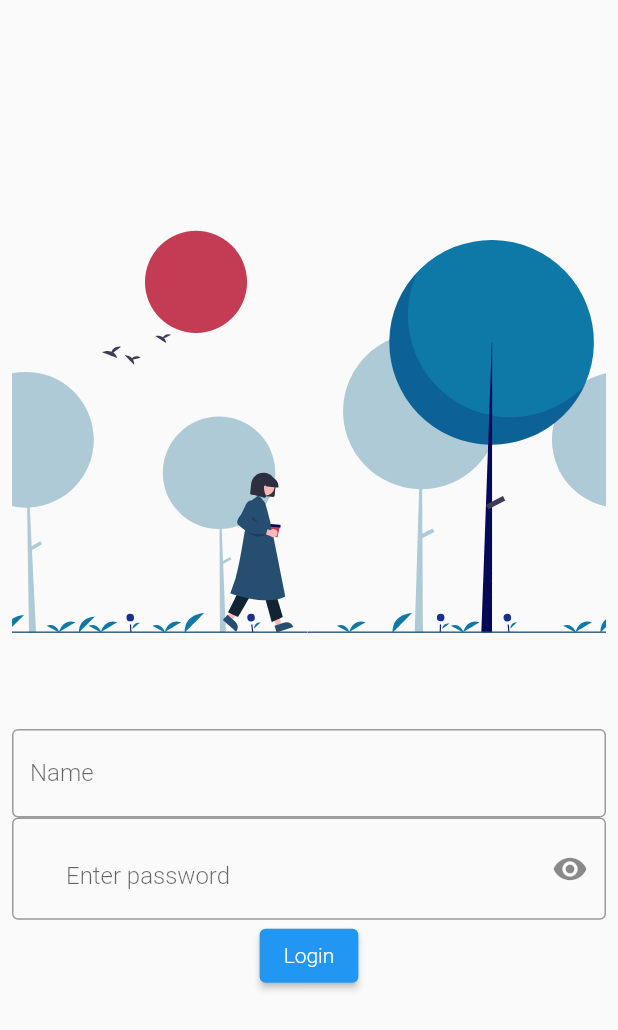
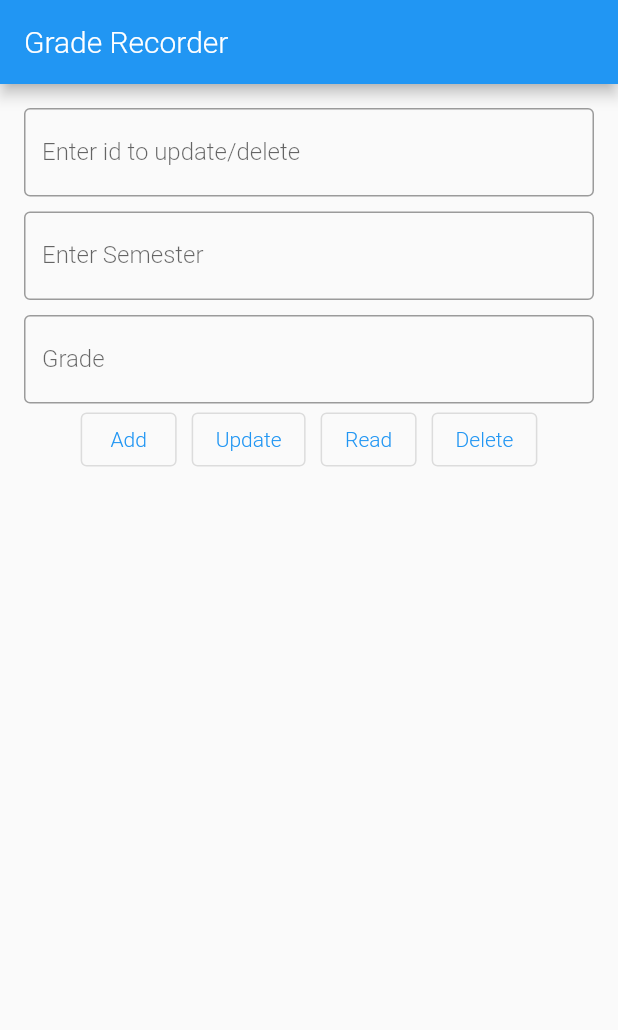
Before and after one commit to sanamdongol/ncit_flutter_I_2022, a Flutter app: the screen it shows after launch, on a phone screen of 412 x 824 dp. Shown: the top 1030 px of the screen. Run offline on Flutter 3.47's test engine with Material 2 defaults, Android fonts, the phone set to English and light mode, and no system bars; our stand-ins replace lottie, sqflite; accounts and stored records are empty.

Commit message:
Db setup WIP

```diff
--- /dev/null
+++ b/lib/dbhelper.dart
@@ -0,0 +1,24 @@
+import 'dart:io';
+
+import 'package:path/path.dart';
+import 'package:path_provider/path_provider.dart';
+import 'package:sqflite/sqflite.dart';
+import 'package:sqflite/sqlite_api.dart';
+
+class DbHelper {
+  //Create instance, singleton
+  DbHelper._privateConstructor();
+
+  DbHelper instance = DbHelper._privateConstructor();
+
+  //initialize database
+  Database _database;
+
+  Future<Database> get database => _database ??= _initializeDatabase();
+
+  _initializeDatabase() async {
+    Directory directory = await getApplicationDocumentsDirectory();
+    String path = join(directory.path, "semesterdb");
+    openDatabase(path, version: 1, onCreate: _onCreate);
+  }
+}
--- /dev/null
+++ b/lib/grade.dart
@@ -0,0 +1,7 @@
+class Grade {
+  int id;
+  String semester;
+  String grade;
+
+  Grade(this.id, this.semester, this.grade);
+}
--- /dev/null
+++ b/lib/grade_record.dart
@@ -0,0 +1,92 @@
+import 'package:flutter/material.dart';
+
+class GradeRecord extends StatefulWidget {
+  const GradeRecord({Key? key}) : super(key: key);
+
+  @override
+  State<GradeRecord> createState() => _GradeRecordState();
+}
+
+class _GradeRecordState extends State<GradeRecord> {
+  @override
+  Widget build(BuildContext context) {
+    return Scaffold(
+      appBar: AppBar(
+        title: Text('Grade Recorder'),
+      ),
+      body: SafeArea(
+        child: Padding(
+          padding: const EdgeInsets.all(16.0),
+          child: Column(
+            children: [
+              TextFormField(
+                keyboardType: TextInputType.number,
+                decoration: InputDecoration(
+                    hintText: 'Enter id to update/delete',
+                    border: OutlineInputBorder(),
+                    labelText: 'Enter id to update/delete'),
+              ),
+              SizedBox(height: 10),
+              TextFormField(
+                keyboardType: TextInputType.text,
+                decoration: InputDecoration(
+                    hintText: 'Enter Semester',
+                    border: OutlineInputBorder(),
+                    labelText: 'Enter Semester'),
+              ),
+              SizedBox(height: 10),
+              TextFormField(
+                keyboardType: TextInputType.text,
+                decoration: InputDecoration(
+                    hintText: 'Enter Grade',
+                    border: OutlineInputBorder(),
+                    labelText: 'Grade'),
+              ),
+              Wrap(
+                spacing: 10,
+                children: [
+                  OutlinedButton(
+                      onPressed: () {
+                        addGrade();
+                      },
+                      child: Text('Add')),
+                  OutlinedButton(
+                      onPressed: () {
+                        updateGrade();
+                      },
+                      child: Text('Update')),
+                  OutlinedButton(
+                      onPressed: () {
+                        readAllGrades();
+                      },
+                      child: Text('Read')),
+                  OutlinedButton(
+                      onPressed: () {
+                        deleteGrade();
+                      },
+                      child: Text('Delete')),
+                ],
+              ),
+            ],
+          ),
+        ),
+      ),
+    );
+  }
+
+  void addGrade() {
+    print('Add grade');
+  }
+
+  void updateGrade() {
+    print('Update grade');
+  }
+
+  void readAllGrades() {
+    print('Real All grade');
+  }
+
+  void deleteGrade() {
+    print('Delete grade');
+  }
+}
--- a/lib/main.dart
+++ b/lib/main.dart
@@ -1,3 +1,4 @@
+import 'package:dayone/grade_record.dart';
 import 'package:dayone/screen/forgot_password.dart';
 import 'package:dayone/screen/login.dart';
 import 'package:dayone/screen/register_page.dart';
@@ -18,7 +19,7 @@ class MyApp extends StatelessWidget {
       theme: ThemeData(
         primarySwatch: Colors.blue,
       ),
-      home: const LoginPage(),
+      home: const GradeRecord(),
     );
   }
 }
--- a/pubspec.yaml
+++ b/pubspec.yaml
@@ -36,6 +36,8 @@ dependencies:
   cupertino_icons: ^1.0.2
   lottie: ^1.3.0
   shared_preferences: ^2.0.15
+  sqflite: ^2.0.3
+  path_provider: ^2.0.11
 
 dev_dependencies:
   flutter_test:
```
Also changed, not shown: pubspec.lock, 1 other file.
